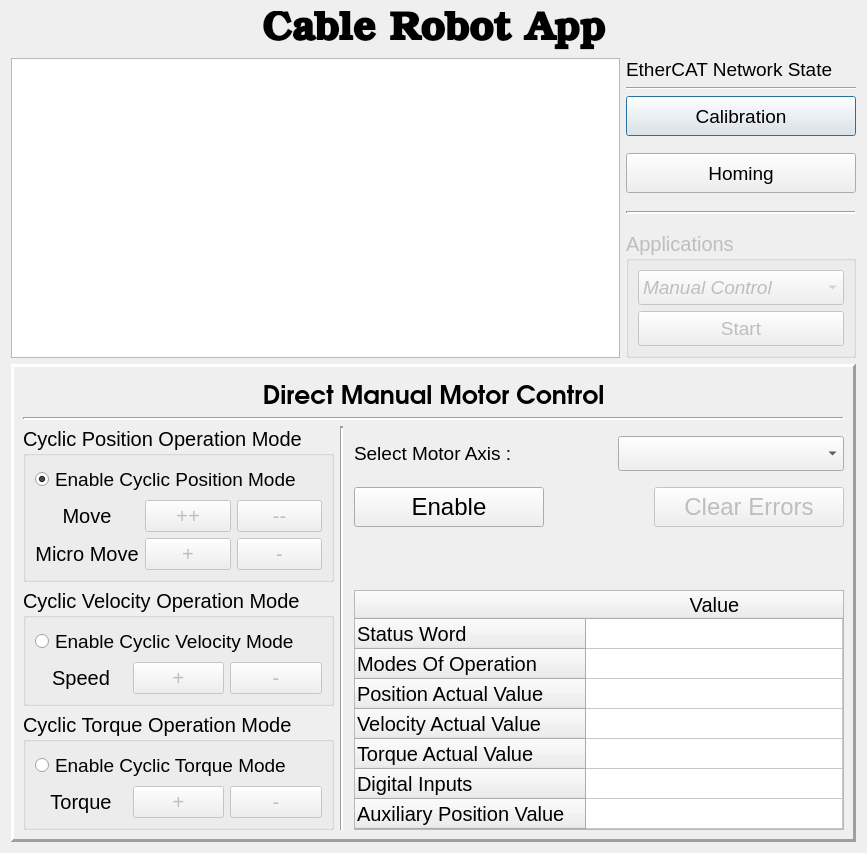
Old version of the form widgets/main_gui.ui in the repository IRMA-LAB/cable_robot.
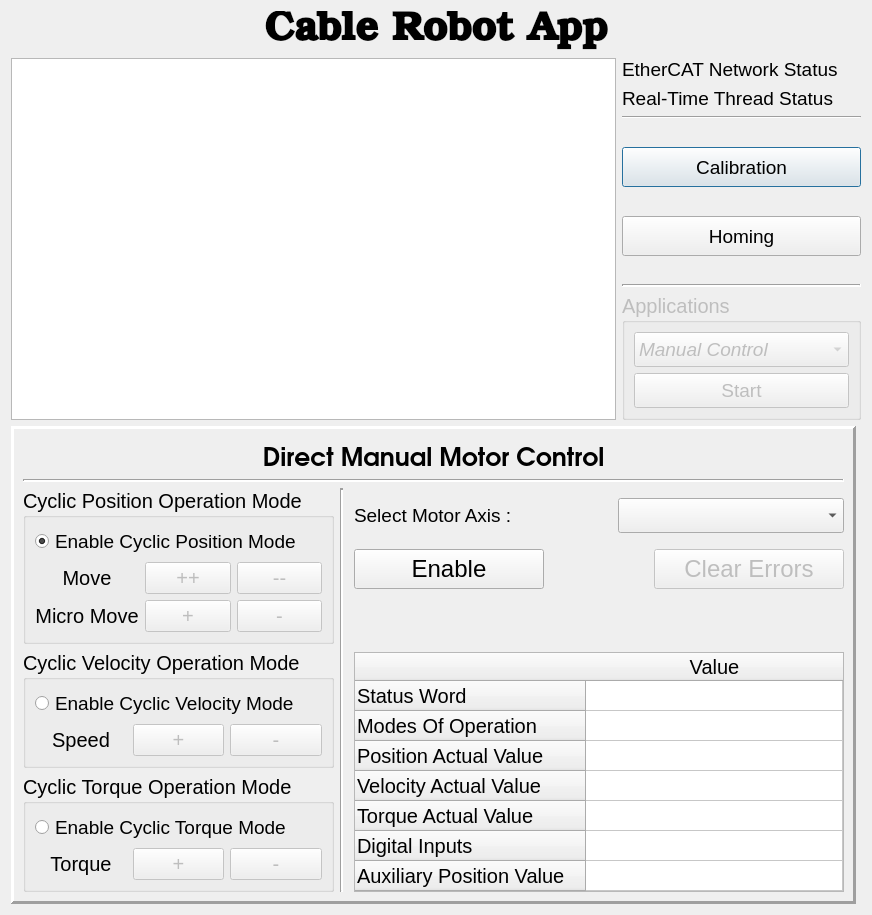
New version of the form. Icons and pictures are not drawn.

Commit message: added led for rt thread status + redirect prints to text browser on gui

Patch:
```diff
--- a/widgets/main_gui.ui
+++ b/widgets/main_gui.ui
@@ -7,7 +7,7 @@
     <x>0</x>
     <y>0</y>
     <width>872</width>
-    <height>885</height>
+    <height>915</height>
    </rect>
   </property>
   <property name="sizePolicy">
@@ -36,9 +36,6 @@
     <normaloff>:/img/img/grab.jpg</normaloff>:/img/img/grab.jpg</iconset>
   </property>
   <layout class="QVBoxLayout" name="verticalLayout_2">
-   <property name="sizeConstraint">
-    <enum>QLayout::SetFixedSize</enum>
-   </property>
    <item>
     <widget class="QLabel" name="label_title">
      <property name="font">
@@ -67,7 +64,7 @@
     </widget>
    </item>
    <item>
-    <layout class="QHBoxLayout" name="horizontalLayout_4">
+    <layout class="QHBoxLayout" name="horizontalLayout_9" stretch="1,0">
      <item>
       <widget class="QTextBrowser" name="textBrowser_logs">
        <property name="sizePolicy">
@@ -96,7 +93,7 @@
             </font>
            </property>
            <property name="text">
-            <string>EtherCAT Network State</string>
+            <string>EtherCAT Network Status</string>
            </property>
           </widget>
          </item>
@@ -134,6 +131,57 @@
          </item>
         </layout>
        </item>
+       <item>
+        <layout class="QHBoxLayout" name="horizontalLayout_4" stretch="0,1,0">
+         <property name="sizeConstraint">
+          <enum>QLayout::SetDefaultConstraint</enum>
+         </property>
+         <item>
+          <widget class="QLabel" name="label_9">
+           <property name="font">
+            <font>
+             <pointsize>14</pointsize>
+            </font>
+           </property>
+           <property name="text">
+            <string>Real-Time Thread Status</string>
+           </property>
+          </widget>
+         </item>
+         <item>
+          <spacer name="horizontalSpacer_4">
+           <property name="orientation">
+            <enum>Qt::Horizontal</enum>
+           </property>
+           <property name="sizeType">
+            <enum>QSizePolicy::Expanding</enum>
+           </property>
+           <property name="sizeHint" stdset="0">
+            <size>
+             <width>10</width>
+             <height>20</height>
+            </size>
+           </property>
+          </spacer>
+         </item>
+         <item>
+          <widget class="QLabel" name="label_rt_thread_status_led">
+           <property name="text">
+            <string/>
+           </property>
+           <property name="pixmap">
+            <pixmap resource="../resources/resources.qrc">:/img/img/grey_button.png</pixmap>
+           </property>
+           <property name="alignment">
+            <set>Qt::AlignCenter</set>
+           </property>
+           <property name="textInteractionFlags">
+            <set>Qt::NoTextInteraction</set>
+           </property>
+          </widget>
+         </item>
+        </layout>
+       </item>
        <item>
         <widget class="Line" name="line_4">
          <property name="orientation">
@@ -141,6 +189,22 @@
          </property>
         </widget>
        </item>
+       <item>
+        <spacer name="verticalSpacer_7">
+         <property name="orientation">
+          <enum>Qt::Vertical</enum>
+         </property>
+         <property name="sizeType">
+          <enum>QSizePolicy::MinimumExpanding</enum>
+         </property>
+         <property name="sizeHint" stdset="0">
+          <size>
+           <width>20</width>
+           <height>0</height>
+          </size>
+         </property>
+        </spacer>
+       </item>
        <item>
         <widget class="QPushButton" name="pushButton_calib">
          <property name="minimumSize">
@@ -165,7 +229,7 @@
           <enum>Qt::Vertical</enum>
          </property>
          <property name="sizeType">
-          <enum>QSizePolicy::Expanding</enum>
+          <enum>QSizePolicy::MinimumExpanding</enum>
          </property>
          <property name="sizeHint" stdset="0">
           <size>
@@ -204,7 +268,7 @@
          <property name="sizeHint" stdset="0">
           <size>
            <width>20</width>
-           <height>5</height>
+           <height>0</height>
           </size>
          </property>
         </spacer>
@@ -219,22 +283,6 @@
          </property>
         </widget>
        </item>
-       <item>
-        <spacer name="verticalSpacer_5">
-         <property name="orientation">
-          <enum>Qt::Vertical</enum>
-         </property>
-         <property name="sizeType">
-          <enum>QSizePolicy::MinimumExpanding</enum>
-         </property>
-         <property name="sizeHint" stdset="0">
-          <size>
-           <width>20</width>
-           <height>5</height>
-          </size>
-         </property>
-        </spacer>
-       </item>
        <item>
         <widget class="QGroupBox" name="groupBox_app">
          <property name="enabled">
```
The commit also changes 5 other files.
